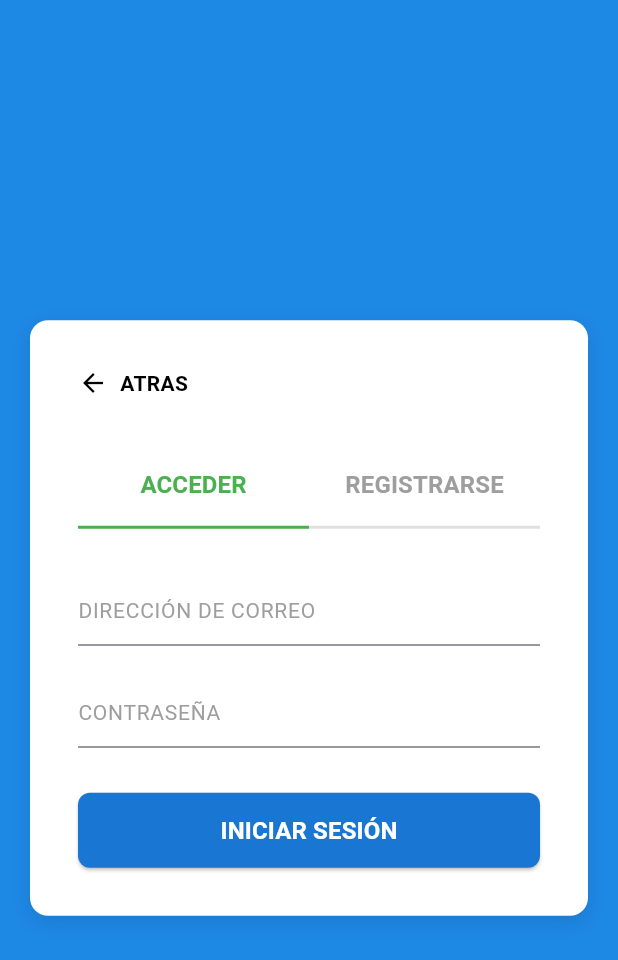
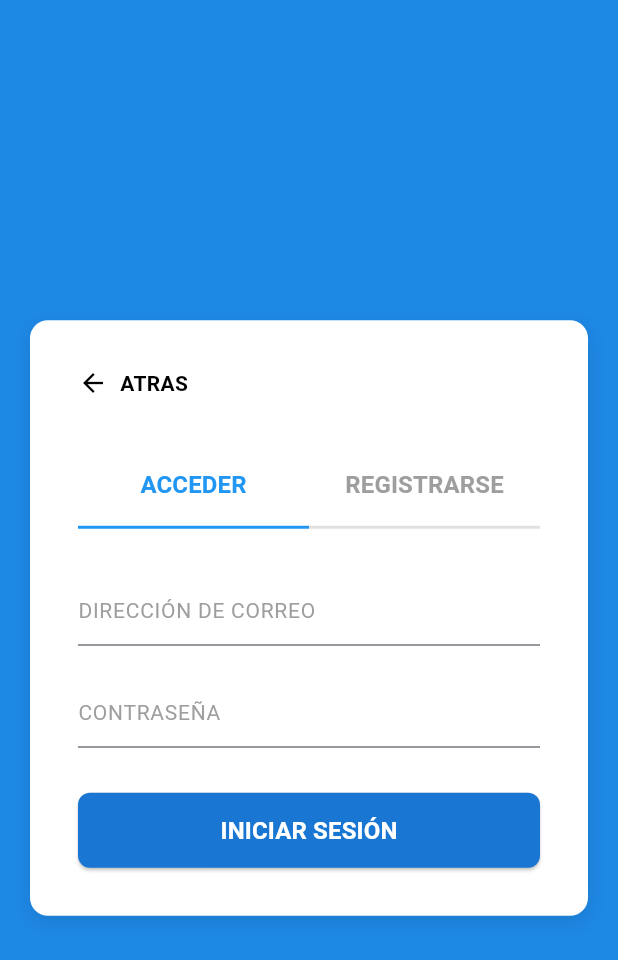
Before and after one commit to Estiben17/EduBotic, a Flutter app: the screen it shows after launch, scrolled down 306 dp, after a tap on "YA TENGO UNA CUENTA", on a phone screen of 412 x 824 dp. Shown: the top 960 px of the screen. Run offline on Flutter 3.47's test engine with Material 3 defaults, Android fonts, the phone set to English and light mode, and no system bars; our stand-ins replace cloud_firestore, firebase_auth, firebase_core; accounts and stored records are empty.

Commit message:
Cambio color

```diff
--- a/lib/screens/login_screen.dart
+++ b/lib/screens/login_screen.dart
@@ -118,7 +118,7 @@ class _LoginScreenState extends State<LoginScreen> {
                           bottom: BorderSide(
                             color: _showRegister
                                 ? Colors.grey[300]!
-                                : Color(AppConstants.primaryColor),
+                                : Colors.blue,
                             width: 2,
                           ),
                         ),
@@ -132,7 +132,7 @@ class _LoginScreenState extends State<LoginScreen> {
                         style: TextButton.styleFrom(
                           foregroundColor: _showRegister
                               ? Colors.grey
-                              : Color(AppConstants.primaryColor),
+                              : Colors.blue,
                           padding: const EdgeInsets.symmetric(vertical: 16),
                         ),
                         child: const Text(
@@ -151,7 +151,7 @@ class _LoginScreenState extends State<LoginScreen> {
                         border: Border(
                           bottom: BorderSide(
                             color: _showRegister
-                                ? Color(AppConstants.primaryColor)
+                                ? Colors.blue
                                 : Colors.grey[300]!,
                             width: 2,
                           ),
@@ -165,7 +165,7 @@ class _LoginScreenState extends State<LoginScreen> {
                         },
                         style: TextButton.styleFrom(
                           foregroundColor: _showRegister
-                              ? Color(AppConstants.primaryColor)
+                              ? Colors.blue
                               : Colors.grey,
                           padding: const EdgeInsets.symmetric(vertical: 16),
                         ),
```
